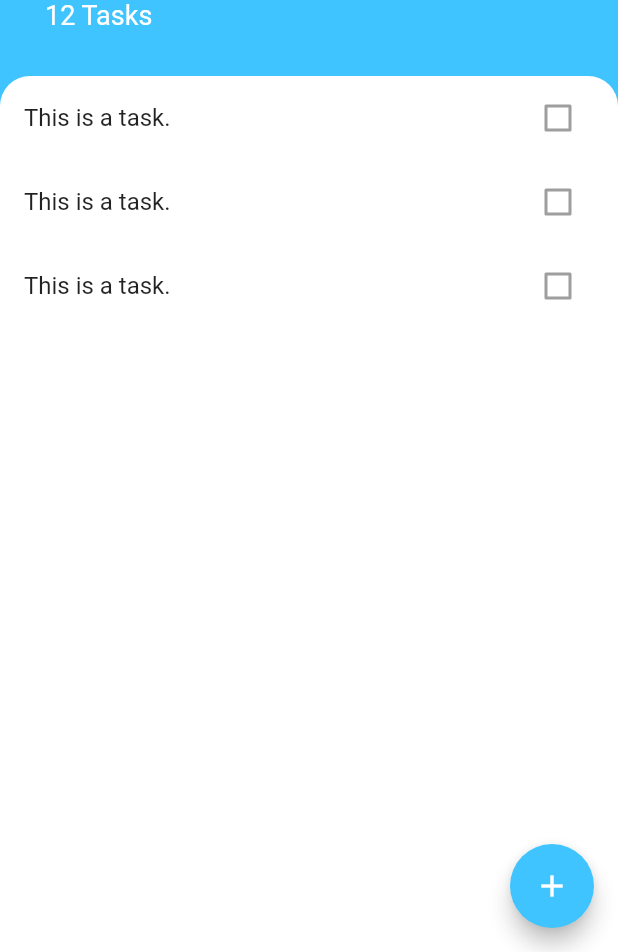
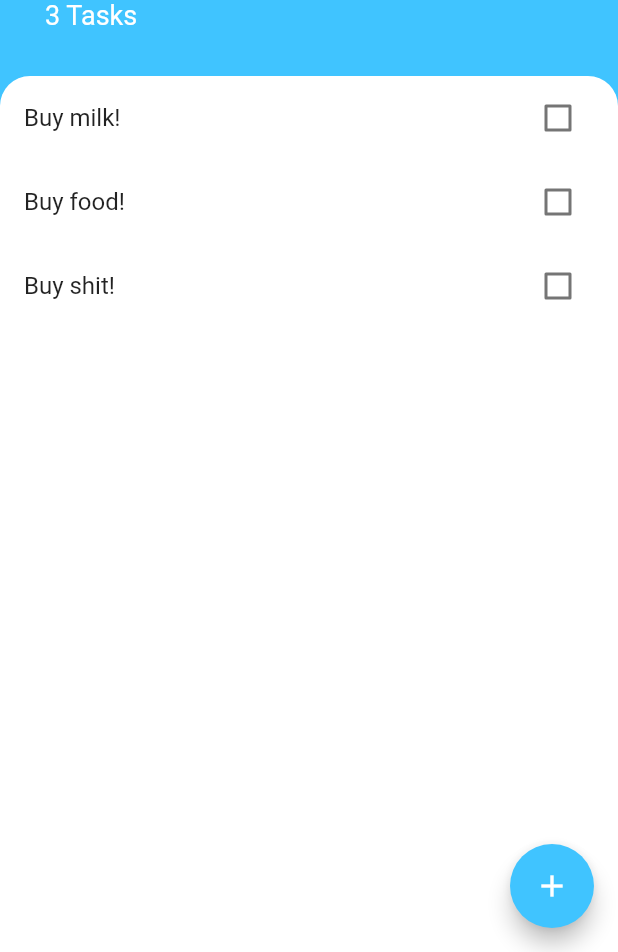
Before and after one commit to scalliontang/todo_list, a Flutter app: the screen it shows after launch, on a phone screen of 412 x 824 dp, the part 284-1236 px from its top. Run offline on Flutter 3.47's test engine with Material 2 defaults, Android fonts, the phone set to English and light mode, and no system bars.

```diff
--- a/lib/main.dart
+++ b/lib/main.dart
@@ -1,6 +1,7 @@
 import 'package:flutter/material.dart';
+import 'package:todo_list/models/task_data.dart';
 import 'screens/tasks_screen.dart';
-
+import 'package:provider/provider.dart';
 void main() {
   runApp(MyApp());
 }
@@ -8,8 +9,11 @@ void main() {
 class MyApp extends StatelessWidget {
   @override
   Widget build(BuildContext context) {
-    return MaterialApp(
-      home: TasksScreen(),
+    return ChangeNotifierProvider(
+      create: (context) => TaskData(),
+      child: MaterialApp(
+        home: TasksScreen(),
+      ),
     );
   }
 }
--- /dev/null
+++ b/lib/models/task.dart
@@ -0,0 +1,11 @@
+class Task {
+
+  final String name;
+  bool isDone;
+
+  Task({this.name, this.isDone = false});
+
+  void toggleDone() {
+    isDone = !isDone;
+  }
+}
--- /dev/null
+++ b/lib/models/task_data.dart
@@ -0,0 +1,14 @@
+import 'package:flutter/foundation.dart';
+import 'package:todo_list/models/task.dart';
+
+class TaskData extends ChangeNotifier {
+  List<Task> tasks = [
+    Task(name: 'Buy milk!'),
+    Task(name: 'Buy food!'),
+    Task(name: 'Buy shit!'),
+  ];
+
+  int get taskCount {
+    return tasks.length;
+  }
+}
--- a/lib/screens/add_task_screen.dart
+++ b/lib/screens/add_task_screen.dart
@@ -1,8 +1,15 @@
 import 'package:flutter/material.dart';
 
 class AddTaskScreen extends StatelessWidget {
+  final Function addTaskCallBack;
+
+  AddTaskScreen(this.addTaskCallBack);
+
   @override
   Widget build(BuildContext context) {
+
+    String newTaskTitle;
+
     return Container(
       color: Color(0xff757575),
       child: Container(
@@ -27,9 +34,15 @@ class AddTaskScreen extends StatelessWidget {
             ),
             TextField(
               autofocus: true,
+              textAlign: TextAlign.center,
+              onChanged: (newText) {
+                newTaskTitle = newText;
+              },
             ),
             TextButton(
-              onPressed: () {},
+              onPressed: () {
+                addTaskCallBack(newTaskTitle);
+              },
               style: ButtonStyle(
                 backgroundColor: MaterialStateProperty.all<Color>(Colors.lightBlueAccent),
               ),
--- a/lib/screens/tasks_screen.dart
+++ b/lib/screens/tasks_screen.dart
@@ -1,8 +1,17 @@
 import 'package:flutter/material.dart';
+import 'package:todo_list/models/task.dart';
 import 'package:todo_list/widgets/tasks_list.dart';
 import 'add_task_screen.dart';
+import 'package:provider/provider.dart';
+import 'package:todo_list/models/task_data.dart';
 
-class TasksScreen extends StatelessWidget {
+class TasksScreen extends StatefulWidget {
+
+  @override
+  _TasksScreenState createState() => _TasksScreenState();
+}
+
+class _TasksScreenState extends State<TasksScreen> {
 
   @override
   Widget build(BuildContext context) {
@@ -16,7 +25,12 @@ class TasksScreen extends StatelessWidget {
               builder: (context) => SingleChildScrollView(
                   child: Container(
                     padding: EdgeInsets.only(bottom: MediaQuery.of(context).viewInsets.bottom),
-                      child: AddTaskScreen(),
+                      child: AddTaskScreen((newTextTitle) {
+                        // setState(() {
+                        //   Provider.of<TaskData>(context).tasks.add(Task(name: newTextTitle));
+                        // });
+                        Navigator.pop(context);
+                      }),
                   ),
               ),
           );
@@ -54,7 +68,7 @@ class TasksScreen extends StatelessWidget {
                   ),
                 ),
                 Text(
-                  '12 Tasks',
+                  '${Provider.of<TaskData>(context).taskCount} Tasks',
                   style: TextStyle(
                     color: Colors.white,
                     fontSize: 18.0,
--- a/lib/widgets/task_tile.dart
+++ b/lib/widgets/task_tile.dart
@@ -1,16 +1,24 @@
 import 'package:flutter/material.dart';
 
-class TasksTile extends StatelessWidget {
-  const TasksTile({
-    Key key,
-  }) : super(key: key);
+class TaskTile extends StatelessWidget {
+
+  final bool isChecked;
+  final String taskTitle;
+  final Function checkboxCallback;
+
+  TaskTile({this.isChecked, this.taskTitle, this.checkboxCallback});
 
   @override
   Widget build(BuildContext context) {
     return ListTile(
-      title: Text('This is a task.'),
+      title: Text(
+        taskTitle,
+        style: TextStyle(decoration: isChecked ? TextDecoration.lineThrough : null),
+      ),
       trailing: Checkbox(
-        value: false,
+        activeColor: Colors.lightBlueAccent,
+        value: isChecked,
+        onChanged: checkboxCallback,
       ),
     );
   }
--- a/lib/widgets/tasks_list.dart
+++ b/lib/widgets/tasks_list.dart
@@ -1,19 +1,28 @@
 import 'package:flutter/material.dart';
+import 'package:todo_list/models/task_data.dart';
 import 'package:todo_list/widgets/task_tile.dart';
+import 'package:provider/provider.dart';
 
 class TasksList extends StatelessWidget {
-  const TasksList({
-    Key key,
-  }) : super(key: key);
 
   @override
   Widget build(BuildContext context) {
-    return ListView(
-      children: <Widget>[
-        TasksTile(),
-        TasksTile(),
-        TasksTile(),
-      ],
+    return Consumer<TaskData>(
+      builder: (context, taskData, child) {
+        return ListView.builder(itemBuilder: (context, index){
+          return TaskTile(
+              taskTitle: taskData.tasks[index].name,
+              isChecked: taskData.tasks[index].isDone,
+              checkboxCallback: (bool checkboxState) {
+                // setState(() {
+                //   Provider.of<TaskData>(context).tasks[index].toggleDone();
+                // });
+              }
+          );
+        },
+          itemCount: taskData.taskCount,
+        );
+      },
     );
   }
 }
--- a/pubspec.yaml
+++ b/pubspec.yaml
@@ -28,6 +28,7 @@ dependencies:
   # The following adds the Cupertino Icons font to your application.
   # Use with the CupertinoIcons class for iOS style icons.
   cupertino_icons: ^1.0.2
+  provider: ^5.0.0
 
 dev_dependencies:
   flutter_test:
```
Also changed, not shown: pubspec.lock.
